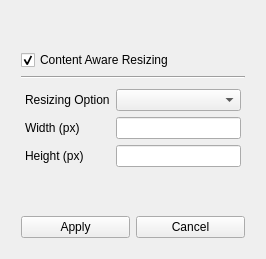
The window that uidesigns/resize_tools_gui.ui (Wokiri/computer-vision) describes before a commit, drawn with Qt 5.
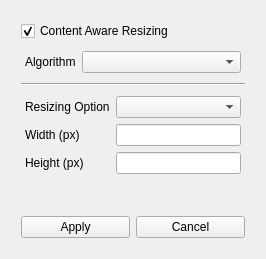
The same window after the commit. Icons and pictures are not drawn.

Diff of the .ui file:
```diff
--- a/uidesigns/resize_tools_gui.ui
+++ b/uidesigns/resize_tools_gui.ui
@@ -31,19 +31,6 @@
      <property name="bottomMargin">
       <number>5</number>
      </property>
-     <item>
-      <spacer name="verticalSpacer">
-       <property name="orientation">
-        <enum>Qt::Vertical</enum>
-       </property>
-       <property name="sizeHint" stdset="0">
-        <size>
-         <width>20</width>
-         <height>40</height>
-        </size>
-       </property>
-      </spacer>
-     </item>
      <item>
       <layout class="QVBoxLayout" name="verticalLayout_8">
        <property name="leftMargin">
@@ -80,6 +67,34 @@
          </property>
         </widget>
        </item>
+       <item>
+        <widget class="QWidget" name="algorithmWidget" native="true">
+         <layout class="QFormLayout" name="algorithmFormLayout">
+          <property name="leftMargin">
+           <number>4</number>
+          </property>
+          <property name="topMargin">
+           <number>4</number>
+          </property>
+          <property name="rightMargin">
+           <number>4</number>
+          </property>
+          <property name="bottomMargin">
+           <number>4</number>
+          </property>
+          <item row="0" column="0">
+           <widget class="QLabel" name="algorithmLabel">
+            <property name="text">
+             <string>Algorithm</string>
+            </property>
+           </widget>
+          </item>
+          <item row="0" column="1">
+           <widget class="QComboBox" name="resize_algorithm_comboBox"/>
+          </item>
+         </layout>
+        </widget>
+       </item>
        <item>
         <widget class="Line" name="line_2">
          <property name="orientation">
```
